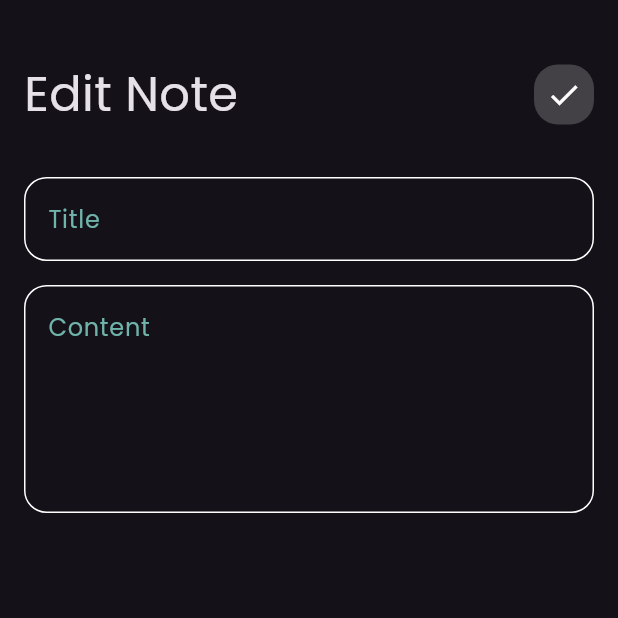
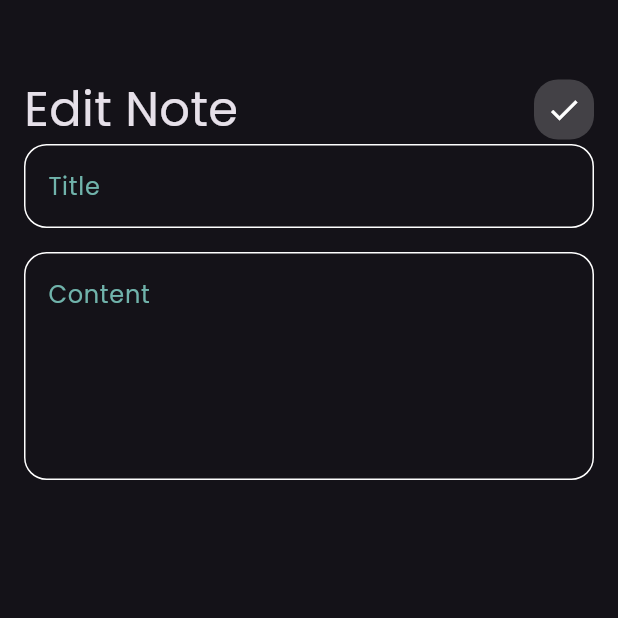
Before and after one commit to mahmoudmourad124/notes_app, a Flutter app: the screen it shows after launch, after a tap on "Flutter tips", on a phone screen of 412 x 824 dp, the top half of it. Run offline on Flutter 3.47's test engine with Material 3 defaults, Android fonts, the phone set to English and light mode, and no system bars.

Commit message:
finish edit noe page design

```diff
--- a/lib/views/widgets/custom_appbar.dart
+++ b/lib/views/widgets/custom_appbar.dart
@@ -9,13 +9,13 @@ class CustomAppbar extends StatelessWidget {
   @override
   Widget build(BuildContext context) {
     return Padding(
-      padding: EdgeInsets.only(top: 24),
+      padding: const EdgeInsets.only(top: 50),
       child: Row(
         mainAxisAlignment: MainAxisAlignment.spaceBetween,
         children: [
           Text(
             title,
-            style: TextStyle(
+            style: const TextStyle(
               fontSize: 32,
             ),
           ),
--- a/lib/views/widgets/edit_note_view_body.dart
+++ b/lib/views/widgets/edit_note_view_body.dart
@@ -8,15 +8,12 @@ class EditNoteViewBody extends StatelessWidget {
   @override
   Widget build(BuildContext context) {
     return const Padding(
-      padding: EdgeInsets.all(16.0),
+      padding: EdgeInsets.symmetric(horizontal: 16),
       child: Column(
         children: [
           CustomAppbar(
             title: 'Edit Note',
             icon: Icons.check,
-          ),
-          SizedBox(
-            height: 32,
           ),
           CustomTextField(textFieldHint: 'Title'),
           SizedBox(
--- a/lib/views/widgets/notes_list_view.dart
+++ b/lib/views/widgets/notes_list_view.dart
@@ -11,14 +11,14 @@ class NotesListView extends StatelessWidget {
       itemBuilder: (context, index) {
         return Padding(
           padding: EdgeInsets.only(
-            top: 8.0,
+            bottom: 8.0,
           ),
           child: GestureDetector(
             child: NoteItem(),
             onTap: () {
               Navigator.push(context, MaterialPageRoute(
                 builder: (context) {
-                  return const EditNoteView();
+                  return EditNoteView();
                 },
               ));
             },
--- a/lib/views/widgets/notes_view_body.dart
+++ b/lib/views/widgets/notes_view_body.dart
@@ -17,7 +17,7 @@ class NotesViewBody extends StatelessWidget {
           ),
           Expanded(
               child: Padding(
-            padding: EdgeInsets.symmetric(vertical: 16.0),
+            padding: EdgeInsets.only(bottom: 16.0),
             child: NotesListView(),
           )),
         ],
```
